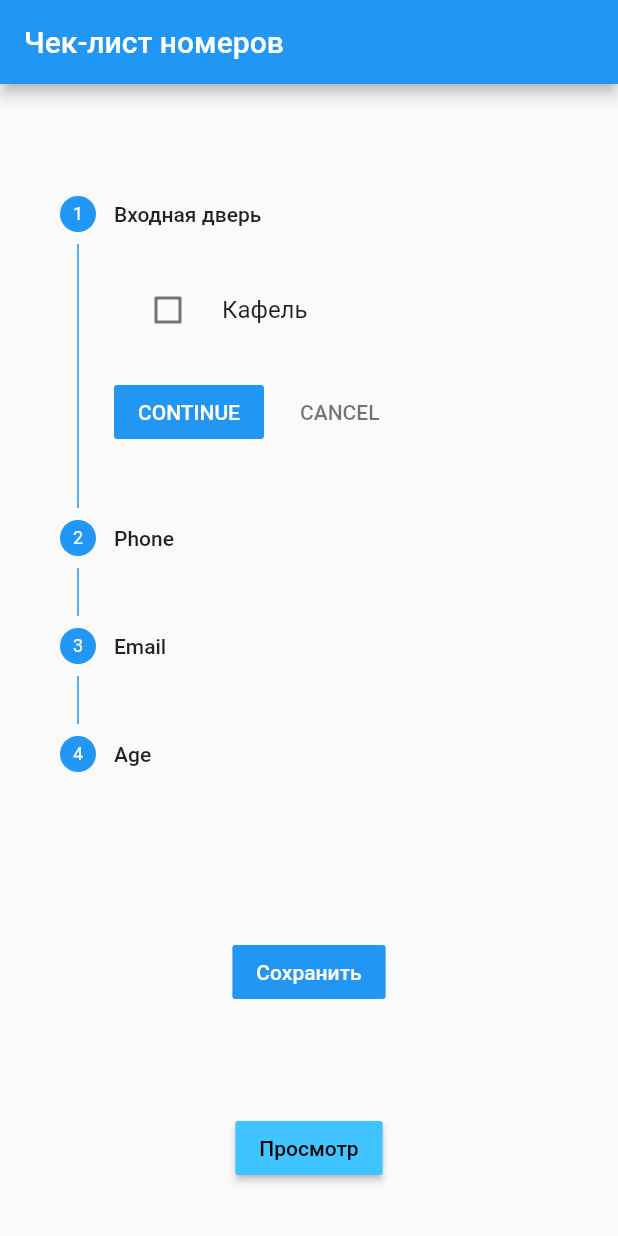
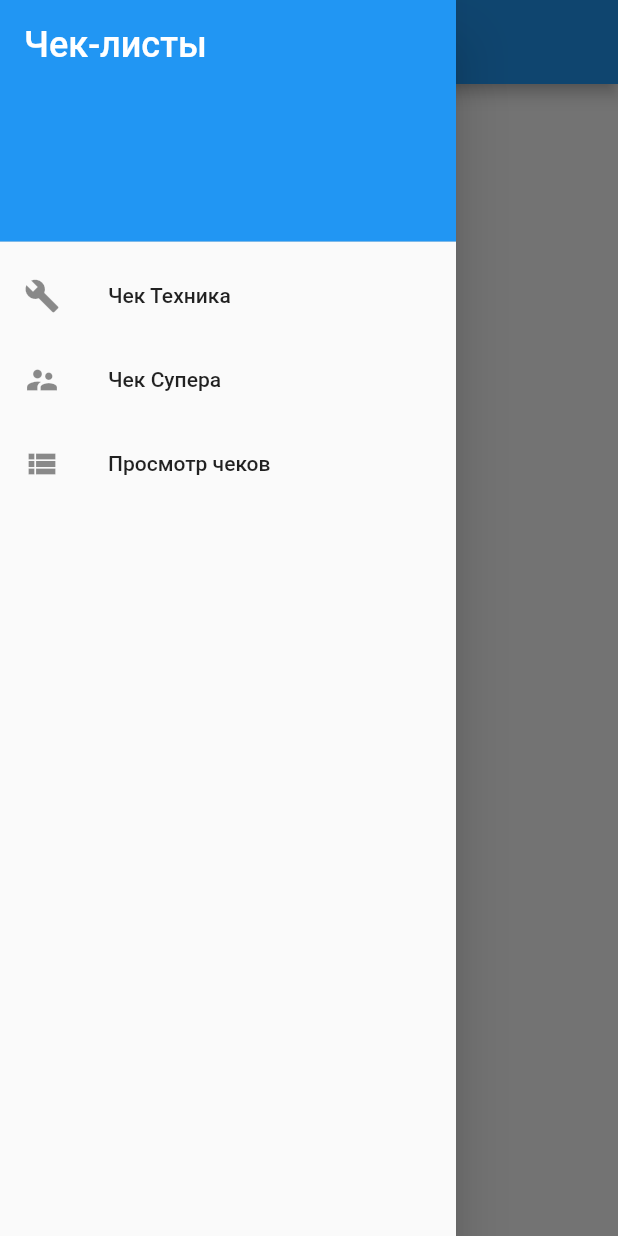
Before and after one commit to vlad-novikov/superlist, a Flutter app: the RoomPage screen opened directly, with the side drawer open (before the commit the screen has no drawer), on a phone screen of 412 x 824 dp. Run offline on Flutter 3.47's test engine with Material 2 defaults, Android fonts, the phone set to English and light mode, and no system bars; our stand-ins replace date_time_picker, font_awesome_flutter, toggle_switch.

Commit message:
Added common drawer

```diff
--- /dev/null
+++ b/lib/drawer.dart
@@ -0,0 +1,67 @@
+import 'package:flutter/material.dart';
+import 'package:google_sheets_app/main.dart';
+import 'package:google_sheets_app/room_screen.dart';
+import 'package:google_sheets_app/feedback_list.dart';
+
+class DefaultDrawer extends StatelessWidget {
+  @override
+  Widget build(BuildContext context) {
+    return Drawer(
+      child: ListView(
+        padding: EdgeInsets.zero,
+        children: <Widget>[
+          DrawerHeader(
+            decoration: BoxDecoration(
+              color: Colors.blue,
+            ),
+            child: Text(
+              'Чек-листы',
+              style: TextStyle(
+                color: Colors.white,
+                fontSize: 24,
+              ),
+            ),
+          ),
+          ListTile(
+            leading: Icon(Icons.build),
+            title: Text('Чек Техника'),
+            onTap: () {
+              Navigator.push(
+                  context,
+                  MaterialPageRoute(
+                    builder: (context) => MyApp(),
+                  ));
+            },
+          ),
+          ListTile(
+            leading: Icon(Icons.supervisor_account),
+            title: Text('Чек Супера'),
+            onTap: () {
+              Navigator.push(
+                  context,
+                  MaterialPageRoute(
+                    builder: (context) => RoomScreen(),
+                  ));
+            },
+
+          ),
+          ListTile(
+            leading: Icon(Icons.view_list),
+            title: Text('Просмотр чеков'),
+
+            onTap: () {
+              // change app state...
+
+              Navigator.push(
+                  context,
+                  MaterialPageRoute(
+                    builder: (context) => FeedbackListScreen(),
+                  ));
+            },
+
+          ),
+        ],
+      ),
+    );
+  }
+}
--- a/lib/room_screen.dart
+++ b/lib/room_screen.dart
@@ -5,6 +5,7 @@ import 'package:google_sheets_app/feedback_list.dart';
 import 'controller/form_controller.dart';
 import 'model/form.dart';
 import 'room_steps.dart';
+import 'package:google_sheets_app/drawer.dart';
 
 import 'package:flutter/services.dart';
 import 'package:date_time_picker/date_time_picker.dart';
@@ -223,6 +224,7 @@ class _RoomPageState extends State<RoomPage> {
       appBar: AppBar(
         title: Text(widget.title),
       ),
+      drawer: DefaultDrawer(),
       body: Center(
         child: Column(
           mainAxisAlignment: MainAxisAlignment.spaceAround,
--- a/lib/room_steps.dart
+++ b/lib/room_steps.dart
@@ -1,5 +1,6 @@
 import 'package:flutter/material.dart';
 //import 'package:validate/validate.dart';  //for validation
+import 'package:google_sheets_app/drawer.dart';
 
 void main() {
   runApp(new MyApp());
@@ -30,6 +31,7 @@ class MyAppScreenMode extends State<MyApp> {
           appBar: new AppBar(
             title: new Text('Steppers'),
           ),
+          drawer: DefaultDrawer(),
           body: new StepperBody(),
         ));
   }
```
Also changed, not shown: lib/main.dart (+2 -59 lines).
